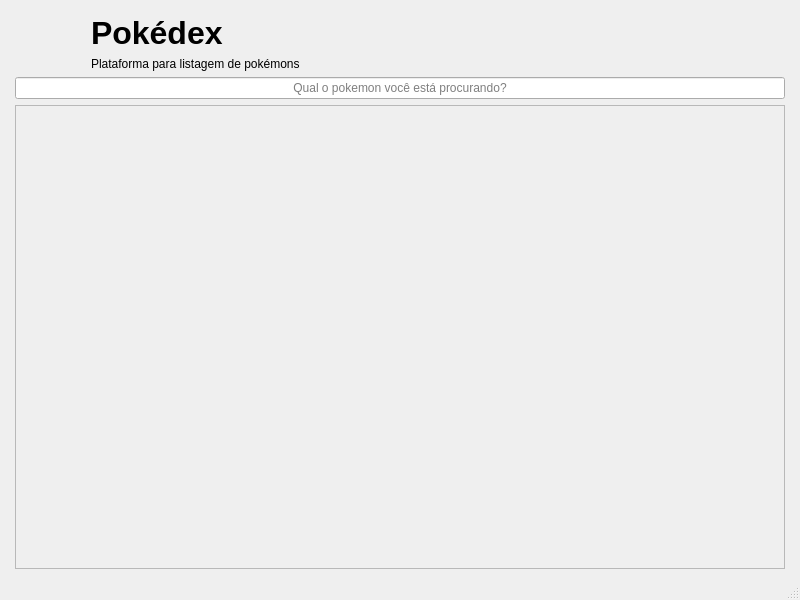
The window that view/main_window.ui (ozzysp/pokedex) describes before a commit, drawn with Qt 5.
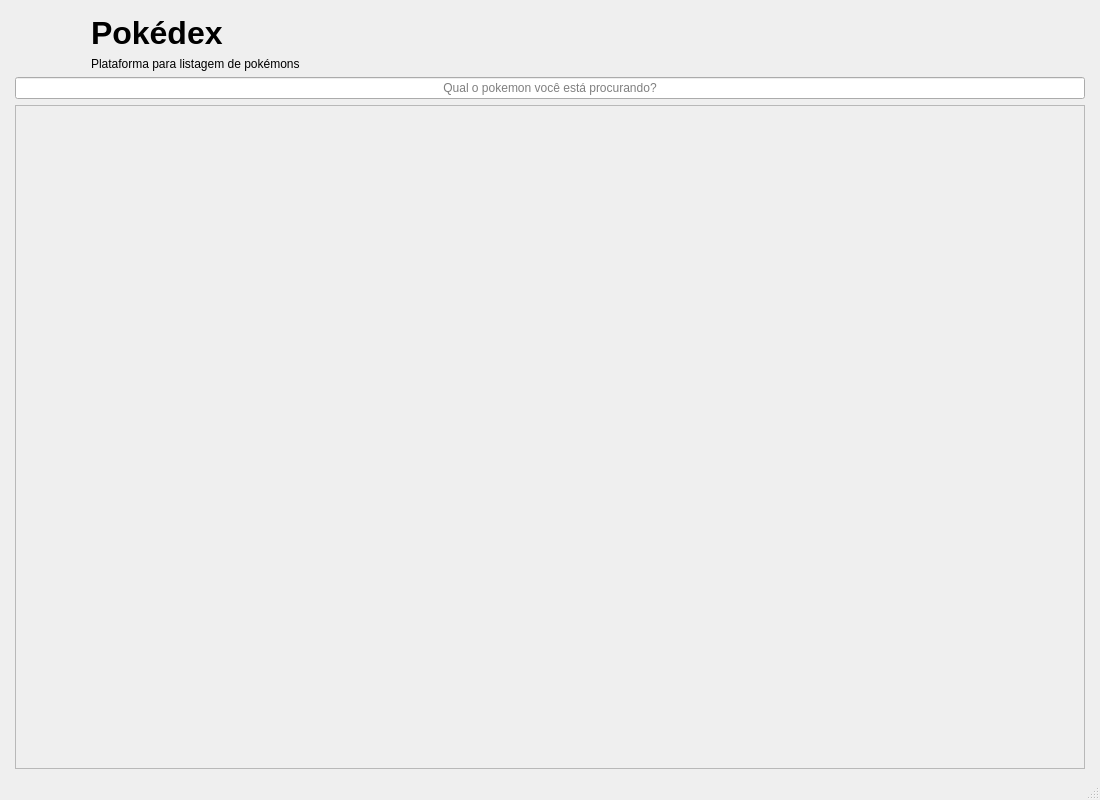
The same window after the commit. Icons and pictures are not drawn.

Commit message: visualização em 3 colunas

Patch:
```diff
--- a/view/main_window.ui
+++ b/view/main_window.ui
@@ -6,10 +6,22 @@
    <rect>
     <x>0</x>
     <y>0</y>
-    <width>800</width>
-    <height>600</height>
+    <width>1100</width>
+    <height>800</height>
    </rect>
   </property>
+  <property name="sizePolicy">
+   <sizepolicy hsizetype="Preferred" vsizetype="Preferred">
+    <horstretch>0</horstretch>
+    <verstretch>0</verstretch>
+   </sizepolicy>
+  </property>
+  <property name="minimumSize">
+   <size>
+    <width>1100</width>
+    <height>600</height>
+   </size>
+  </property>
   <property name="windowTitle">
    <string>MainWindow</string>
   </property>
@@ -115,7 +127,7 @@
         <rect>
          <x>0</x>
          <y>0</y>
-         <width>768</width>
+         <width>1068</width>
          <height>20</height>
         </rect>
        </property>
```
Left out of the diff: 2 changed lines with no effect on the pictures. The commit also changes 1 other file.
